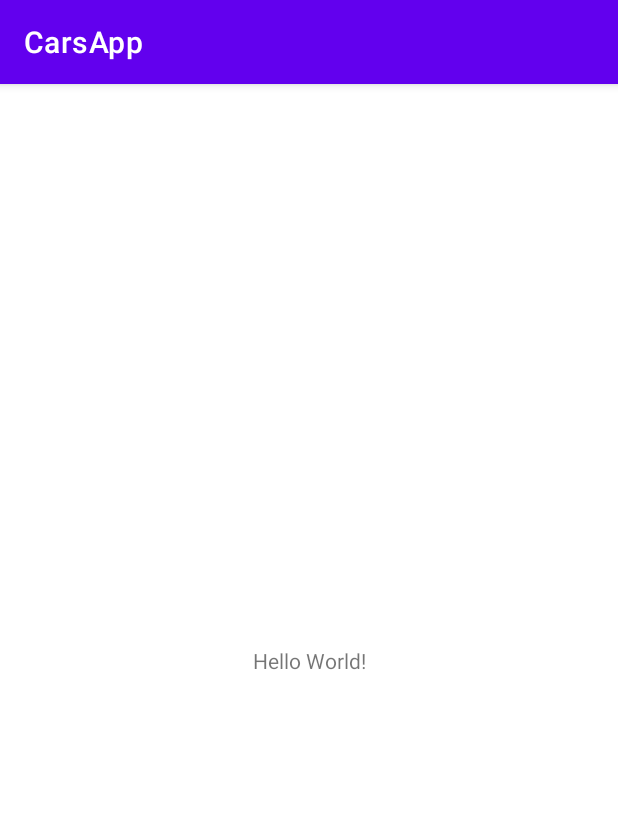
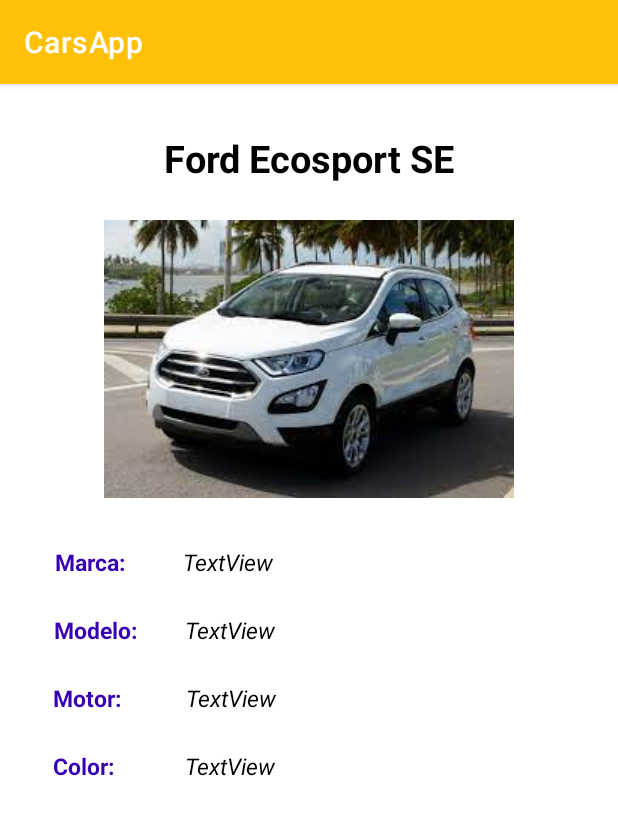
Before and after one commit to poncegamez1/CarsApp, an Android app: the screen it shows after launch (MainActivity), on a phone screen of 412 x 824 dp. Shown: the top 815 px of the screen. Run offline under Robolectric (Android 15) with nearby library versions, the light colour scheme and no system bars.

Commit message:
Primera interfaz de la app

```diff
--- a/app/src/main/AndroidManifest.xml
+++ b/app/src/main/AndroidManifest.xml
@@ -11,7 +11,8 @@
         android:theme="@style/Theme.CarsApp">
         <activity
             android:name=".MainActivity"
-            android:exported="true">
+            android:exported="true"
+            android:screenOrientation="portrait">
             <intent-filter>  <!-- indica que se abre esta actividad-->
                 <action android:name="android.intent.action.MAIN" />
 
--- a/app/src/main/res/layout/activity_main.xml
+++ b/app/src/main/res/layout/activity_main.xml
@@ -1,18 +1,136 @@
 <?xml version="1.0" encoding="utf-8"?>
-<androidx.constraintlayout.widget.ConstraintLayout xmlns:android="http://schemas.android.com/apk/res/android"
+
+<ScrollView xmlns:android="http://schemas.android.com/apk/res/android"
     xmlns:app="http://schemas.android.com/apk/res-auto"
     xmlns:tools="http://schemas.android.com/tools"
+    android:layout_width="match_parent"
+    android:layout_height="match_parent">
+
+    <androidx.constraintlayout.widget.ConstraintLayout
         android:layout_width="match_parent"
         android:layout_height="match_parent"
         tools:context=".MainActivity">
 
         <TextView
+            android:id="@+id/textView"
+            style="@style/Titulo"
             android:layout_width="wrap_content"
             android:layout_height="wrap_content"
-        android:text="Hello World!"
-        app:layout_constraintBottom_toBottomOf="parent"
-        app:layout_constraintLeft_toLeftOf="parent"
-        app:layout_constraintRight_toRightOf="parent"
+            android:layout_marginTop="32dp"
+            android:text="@string/fordecosport"
+            app:layout_constraintEnd_toEndOf="parent"
+            app:layout_constraintStart_toStartOf="parent"
             app:layout_constraintTop_toTopOf="parent" />
 
+        <ImageView
+            android:id="@+id/imageView3"
+            android:layout_width="wrap_content"
+            android:layout_height="wrap_content"
+            android:layout_marginTop="24dp"
+            android:scaleType="fitXY"
+            app:layout_constraintEnd_toEndOf="parent"
+            app:layout_constraintStart_toStartOf="parent"
+            app:layout_constraintTop_toBottomOf="@+id/textView"
+            app:srcCompat="@drawable/fordecosportse"
+            tools:ignore="ContentDescription" />
+
+        <TextView
+            android:id="@+id/textView2"
+            style="@style/Subtitulos"
+            android:layout_width="wrap_content"
+            android:layout_height="wrap_content"
+            android:layout_marginTop="32dp"
+            android:text="@string/marca"
+            app:layout_constraintEnd_toEndOf="parent"
+            app:layout_constraintHorizontal_bias="0.1"
+            app:layout_constraintStart_toStartOf="parent"
+            app:layout_constraintTop_toBottomOf="@+id/imageView3" />
+
+        <TextView
+            android:id="@+id/textView3"
+            style="@style/Texto_Normal"
+            android:layout_width="wrap_content"
+            android:layout_height="wrap_content"
+            android:layout_marginStart="32dp"
+            android:layout_marginTop="32dp"
+            android:text="TextView"
+            app:layout_constraintEnd_toEndOf="parent"
+            app:layout_constraintHorizontal_bias="0.027"
+            app:layout_constraintStart_toEndOf="@+id/textView2"
+            app:layout_constraintTop_toBottomOf="@+id/imageView3" />
+
+        <TextView
+            android:id="@+id/textView4"
+            style="@style/Subtitulos"
+            android:layout_width="wrap_content"
+            android:layout_height="wrap_content"
+            android:layout_marginTop="24dp"
+            android:text="@string/modelo"
+            app:layout_constraintEnd_toEndOf="parent"
+            app:layout_constraintHorizontal_bias="0.1"
+            app:layout_constraintStart_toStartOf="parent"
+            app:layout_constraintTop_toBottomOf="@+id/textView2" />
+
+        <TextView
+            android:id="@+id/textView5"
+            style="@style/Texto_Normal"
+            android:layout_width="wrap_content"
+            android:layout_height="wrap_content"
+            android:layout_marginStart="32dp"
+            android:layout_marginTop="24dp"
+            android:text="TextView"
+            app:layout_constraintEnd_toEndOf="parent"
+            app:layout_constraintHorizontal_bias="0.0"
+            app:layout_constraintStart_toEndOf="@+id/textView4"
+            app:layout_constraintTop_toBottomOf="@+id/textView3" />
+
+        <TextView
+            android:id="@+id/textView6"
+            style="@style/Subtitulos"
+            android:layout_width="wrap_content"
+            android:layout_height="wrap_content"
+            android:layout_marginTop="24dp"
+            android:text="@string/motor"
+            app:layout_constraintEnd_toEndOf="parent"
+            app:layout_constraintHorizontal_bias="0.097"
+            app:layout_constraintStart_toStartOf="parent"
+            app:layout_constraintTop_toBottomOf="@+id/textView4" />
+
+        <TextView
+            android:id="@+id/textView7"
+            style="@style/Texto_Normal"
+            android:layout_width="wrap_content"
+            android:layout_height="wrap_content"
+            android:layout_marginTop="24dp"
+            android:text="TextView"
+            app:layout_constraintEnd_toEndOf="parent"
+            app:layout_constraintHorizontal_bias="0.16"
+            app:layout_constraintStart_toEndOf="@+id/textView6"
+            app:layout_constraintTop_toBottomOf="@+id/textView5" />
+
+        <TextView
+            android:id="@+id/textView8"
+            style="@style/Subtitulos"
+            android:layout_width="wrap_content"
+            android:layout_height="wrap_content"
+            android:layout_marginTop="24dp"
+            android:text="@string/color"
+            app:layout_constraintEnd_toEndOf="parent"
+            app:layout_constraintHorizontal_bias="0.096"
+            app:layout_constraintStart_toStartOf="parent"
+            app:layout_constraintTop_toBottomOf="@+id/textView6" />
+
+        <TextView
+            android:id="@+id/textView9"
+            style="@style/Texto_Normal"
+            android:layout_width="wrap_content"
+            android:layout_height="wrap_content"
+            android:layout_marginTop="24dp"
+            android:text="TextView"
+            app:layout_constraintEnd_toEndOf="parent"
+            app:layout_constraintHorizontal_bias="0.172"
+            app:layout_constraintStart_toEndOf="@+id/textView8"
+            app:layout_constraintTop_toBottomOf="@+id/textView7" />
+
     </androidx.constraintlayout.widget.ConstraintLayout>
+</ScrollView>
--- a/app/src/main/res/values-night/themes.xml
+++ b/app/src/main/res/values-night/themes.xml
@@ -13,4 +13,23 @@
         <item name="android:statusBarColor" tools:targetApi="l">?attr/colorPrimaryVariant</item>
         <!-- Customize your theme here. -->
     </style>
+
+    <style name="Titulo">
+        <item name="android:textSize">25dp</item>
+        <item name="android:textColor">@color/black</item>
+        <item name="android:textStyle">bold</item>
+    </style>
+
+    <style name="Subtitulos">
+        <item name="android:textSize">15dp</item>
+        <item name="android:textColor">@color/purple_700</item>
+        <item name="android:textStyle">bold</item>
+    </style>
+
+    <style name="Texto_Normal">
+        <item name="android:textSize">15dp</item>
+        <item name="android:textColor">@color/black</item>
+        <item name="android:textStyle">italic</item>
+    </style>
+
 </resources>
--- a/app/src/main/res/values/strings.xml
+++ b/app/src/main/res/values/strings.xml
@@ -1,3 +1,8 @@
 <resources>
     <string name="app_name">CarsApp</string>
+    <string name="fordecosport">Ford Ecosport SE</string>
+    <string name="marca">Marca:</string>
+    <string name="modelo">Modelo:</string>
+    <string name="motor">Motor:</string>
+    <string name="color">Color:</string>
 </resources>
--- a/app/src/main/res/values/themes.xml
+++ b/app/src/main/res/values/themes.xml
@@ -2,15 +2,34 @@
     <!-- Base application theme. -->
     <style name="Theme.CarsApp" parent="Theme.MaterialComponents.DayNight.DarkActionBar">
         <!-- Primary brand color. -->
-        <item name="colorPrimary">@color/purple_500</item>
-        <item name="colorPrimaryVariant">@color/purple_700</item>
+        <item name="colorPrimary">#FFC107</item>
+        <item name="colorPrimaryVariant">#00BCD4</item>
         <item name="colorOnPrimary">@color/white</item>
         <!-- Secondary brand color. -->
-        <item name="colorSecondary">@color/teal_200</item>
-        <item name="colorSecondaryVariant">@color/teal_700</item>
-        <item name="colorOnSecondary">@color/black</item>
+        <item name="colorSecondary">#FFEB3B</item>
+        <item name="colorSecondaryVariant">#00BCD4</item>
+        <item name="colorOnSecondary">#00BCD4</item>
         <!-- Status bar color. -->
         <item name="android:statusBarColor" tools:targetApi="l">?attr/colorPrimaryVariant</item>
         <!-- Customize your theme here. -->
     </style>
+
+    <style name="Titulo">
+        <item name="android:textSize">25dp</item>
+        <item name="android:textColor">@color/black</item>
+        <item name="android:textStyle">bold</item>
+    </style>
+
+    <style name="Subtitulos">
+        <item name="android:textSize">15dp</item>
+        <item name="android:textColor">@color/purple_700</item>
+        <item name="android:textStyle">bold</item>
+    </style>
+
+    <style name="Texto_Normal">
+        <item name="android:textSize">15dp</item>
+        <item name="android:textColor">@color/black</item>
+        <item name="android:textStyle">italic</item>
+    </style>
+
 </resources>
```
Also changed, not shown: app/src/main/res/drawable/fordecosportse.jpeg (added). Lines whose indentation alone changed are shown as unchanged.
